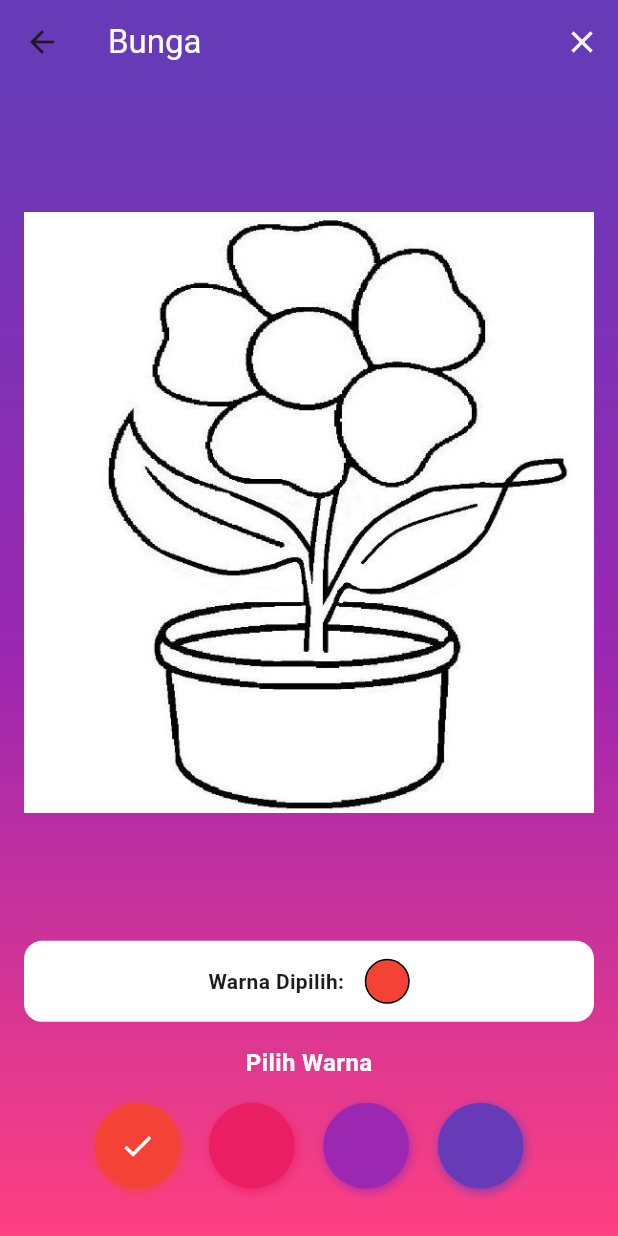
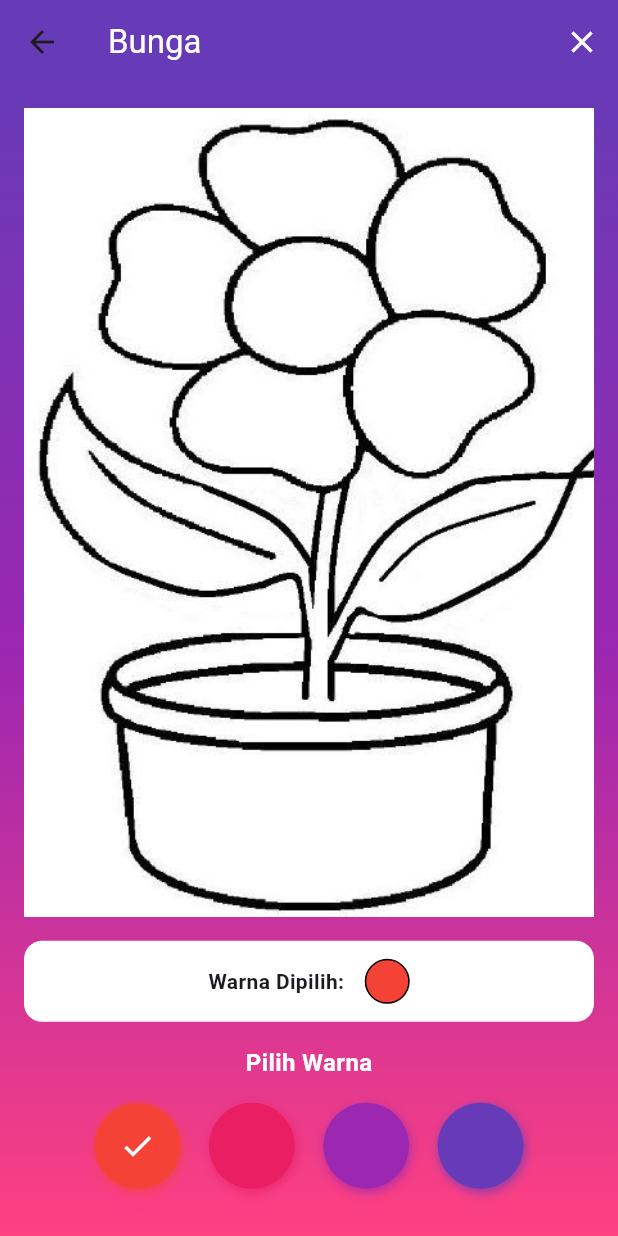
Before and after one commit to Felicya337/Aplikasi-_Mewarnai, a Flutter app: the screen it shows after launch, after a tap on "Bunga", on a phone screen of 412 x 824 dp. Run offline on Flutter 3.47's test engine with Material 3 defaults, Android fonts, the phone set to English and light mode, and no system bars; drawn by our look-alikes of flutter_colorpicker.

Commit message:
uda okei

```diff
--- a/lib/screens/coloring_screen.dart
+++ b/lib/screens/coloring_screen.dart
@@ -14,7 +14,9 @@ class ColoringScreen extends StatefulWidget {
 
 class _ColoringScreenState extends State<ColoringScreen> {
   Color selectedColor = Colors.red;
-  final GlobalKey<_ColoringCanvasState> _canvasKey = GlobalKey();
+
+  final GlobalKey<ColoringCanvasState> _canvasKey =
+      GlobalKey<ColoringCanvasState>();
 
   void clearCanvas() {
     _canvasKey.currentState?.clearDrawing();
--- a/lib/widgets/coloring_canvas.dart
+++ b/lib/widgets/coloring_canvas.dart
@@ -1,17 +1,20 @@
 import 'package:flutter/material.dart';
-import 'dart:ui' as ui;
 
 class ColoringCanvas extends StatefulWidget {
   final String imagePath;
   final Color selectedColor;
 
-  const ColoringCanvas({Key? key, required this.imagePath, required this.selectedColor}) : super(key: key);
+  const ColoringCanvas({
+    Key? key,
+    required this.imagePath,
+    required this.selectedColor,
+  }) : super(key: key);
 
   @override
-  _ColoringCanvasState createState() => _ColoringCanvasState();
+  ColoringCanvasState createState() => ColoringCanvasState();
 }
 
-class _ColoringCanvasState extends State<ColoringCanvas> {
+class ColoringCanvasState extends State<ColoringCanvas> {
   List<Offset> points = <Offset>[];
 
   void clearDrawing() {
@@ -25,18 +28,23 @@ class _ColoringCanvasState extends State<ColoringCanvas> {
     return GestureDetector(
       onPanUpdate: (DragUpdateDetails details) {
         setState(() {
-          RenderBox? box = context.findRenderObject() as RenderBox;
+          RenderBox box = context.findRenderObject() as RenderBox;
           Offset localPosition = box.globalToLocal(details.globalPosition);
           points = List.from(points)..add(localPosition);
         });
       },
       onPanEnd: (DragEndDetails details) => points.add(Offset.infinite),
-      child: ClipRect(
+      child: Container(
+        decoration: BoxDecoration(
+          image: DecorationImage(
+            image: AssetImage(widget.imagePath),
+            fit: BoxFit.cover, // biar pas penuh
+          ),
+        ),
         child: CustomPaint(
           size: Size.infinite,
           painter: SketchPainter(
             points: points,
-            imagePath: widget.imagePath,
             selectedColor: widget.selectedColor,
           ),
         ),
@@ -47,27 +55,15 @@ class _ColoringCanvasState extends State<ColoringCanvas> {
 
 class SketchPainter extends CustomPainter {
   final List<Offset> points;
-  final String imagePath;
   final Color selectedColor;
 
-  SketchPainter({required this.points, required this.imagePath, required this.selectedColor});
+  SketchPainter({
+    required this.points,
+    required this.selectedColor,
+  });
 
   @override
   void paint(Canvas canvas, Size size) {
-    ImageProvider imageProvider = AssetImage(imagePath);
-    ImageStream stream = imageProvider.resolve(ImageConfiguration.empty);
-    stream.addListener(ImageStreamListener((ImageInfo imageInfo, bool synchronousCall) {
-      // Dapatkan gambar
-      ui.Image image = imageInfo.image;
-
-      // Gambar gambar di canvas
-      paintImage(
-        canvas: canvas,
-        rect: Rect.fromPoints(Offset(0, 0), Offset(size.width, size.height)),
-        image: image,
-      );
-    }));
-
     Paint paint = Paint()
       ..color = selectedColor
       ..strokeCap = StrokeCap.round
@@ -83,7 +79,6 @@ class SketchPainter extends CustomPainter {
   @override
   bool shouldRepaint(SketchPainter oldDelegate) {
     return oldDelegate.points != points ||
-        oldDelegate.imagePath != imagePath ||
         oldDelegate.selectedColor != selectedColor;
   }
 }
```
